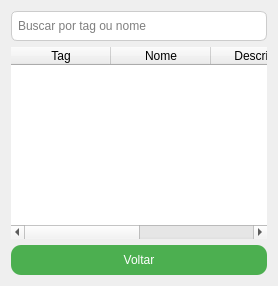
Before: the Qt Designer form service_tag_manager/view/ui_consulta.ui in jonatastz/Projeto_Inovacao, drawn with Qt 5.
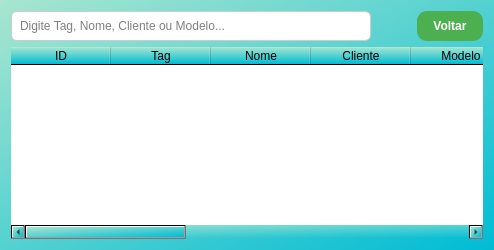
After: the same form once the commit is applied.

Commit message: funcional com edição direto na consulta

What changed in the file:
```diff
--- a/service_tag_manager/view/ui_consulta.ui
+++ b/service_tag_manager/view/ui_consulta.ui
@@ -8,69 +8,49 @@
   <property name="styleSheet">
    <string notr="true"><![CDATA[
     QWidget {
-        background: qlineargradient(
-            spread:pad,
-            x1:0, y1:0,
-            x2:1, y2:1,
-            stop:0 #a8e6cf,
-            stop:1 #00bcd4
-        );
+      background: qlineargradient(spread:pad, x1:0, y1:0, x2:1, y2:1, stop:0 #a8e6cf, stop:1 #00bcd4);
+      font-size: 12px;
     }
-    QPushButton {
-        background-color: #4CAF50;
-        color: white;
-        border-radius: 10px;
-        padding: 8px 16px;
-    }
+    QLabel { color: #0f3d3e; font-weight: 600; }
+    QPushButton { background-color: #4CAF50; color: white; border-radius: 10px; padding: 8px 16px; font-weight: 600; }
     QPushButton:hover { background-color: #45a049; }
-    QLineEdit, QTextEdit {
-        background-color: #ffffff;
-        border: 1px solid #ccc;
-        border-radius: 6px;
-        padding: 4px;
-    }
+    QLineEdit { background-color: #ffffff; border: 1px solid #ccc; border-radius: 6px; padding: 6px; }
     QTableWidget { background-color: #ffffff; border-radius: 6px; }
    ]]></string>
   </property>
-  <layout class="QVBoxLayout" name="verticalLayout">
 
+  <layout class="QVBoxLayout" name="vertical">
    <item>
-    <widget class="QLineEdit" name="input_busca">
-     <property name="placeholderText">
-      <string>Buscar por tag ou nome</string>
-     </property>
-     <property name="minimumSize">
-      <size><width>255</width><height>30</height></size>
-     </property>
-    </widget>
+    <layout class="QHBoxLayout" name="hl_top">
+     <item>
+      <widget class="QLineEdit" name="input_busca">
+       <property name="placeholderText">
+        <string>Digite Tag, Nome, Cliente ou Modelo...</string>
+       </property>
+       <property name="minimumSize"><size><width>360</width><height>30</height></size></property>
+      </widget>
+     </item>
+     <item><spacer name="sp"><property name="orientation"><enum>Qt::Horizontal</enum></property><property name="sizeHint"><size><width>40</width><height>20</height></size></property></spacer></item>
+     <item><widget class="QPushButton" name="btn_voltar_consulta"><property name="text"><string>Voltar</string></property></widget></item>
+    </layout>
    </item>
 
    <item>
     <widget class="QTableWidget" name="table_resultados">
-     <property name="columnCount">
-      <number>4</number>
-     </property>
-     <column>
-      <property name="text"><string>Tag</string></property>
-     </column>
-     <column>
-      <property name="text"><string>Nome</string></property>
-     </column>
-     <column>
-      <property name="text"><string>Descrição</string></property>
-     </column>
-     <column>
-      <property name="text"><string>Data</string></property>
-     </column>
+     <property name="columnCount"><number>11</number></property>
+     <column><property name="text"><string>ID</string></property></column>
+     <column><property name="text"><string>Tag</string></property></column>
+     <column><property name="text"><string>Nome</string></property></column>
+     <column><property name="text"><string>Cliente</string></property></column>
+     <column><property name="text"><string>Modelo</string></property></column>
+     <column><property name="text"><string>Descrição</string></property></column>
+     <column><property name="text"><string>Tipo</string></property></column>
+     <column><property name="text"><string>Status</string></property></column>
+     <column><property name="text"><string>Prioridade</string></property></column>
+     <column><property name="text"><string>Próx. Manut.</string></property></column>
+     <column><property name="text"><string>Data Cad.</string></property></column>
     </widget>
    </item>
-
-   <item>
-    <widget class="QPushButton" name="btn_voltar_consulta">
-     <property name="text"><string>Voltar</string></property>
-    </widget>
-   </item>
-
   </layout>
  </widget>
  <resources/>
```
The commit also changes 13 other files.
